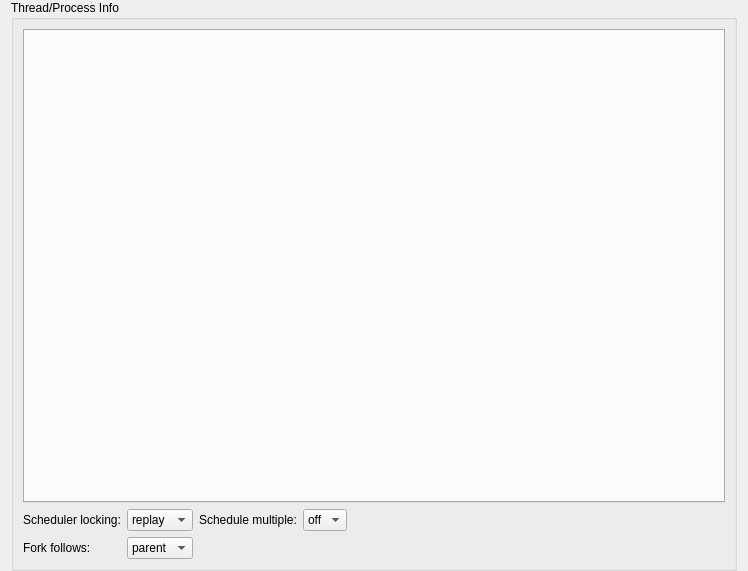
First picture: the form in src/SeerThreadManagerWidget.ui, repository epasveer/seer, before the edit.
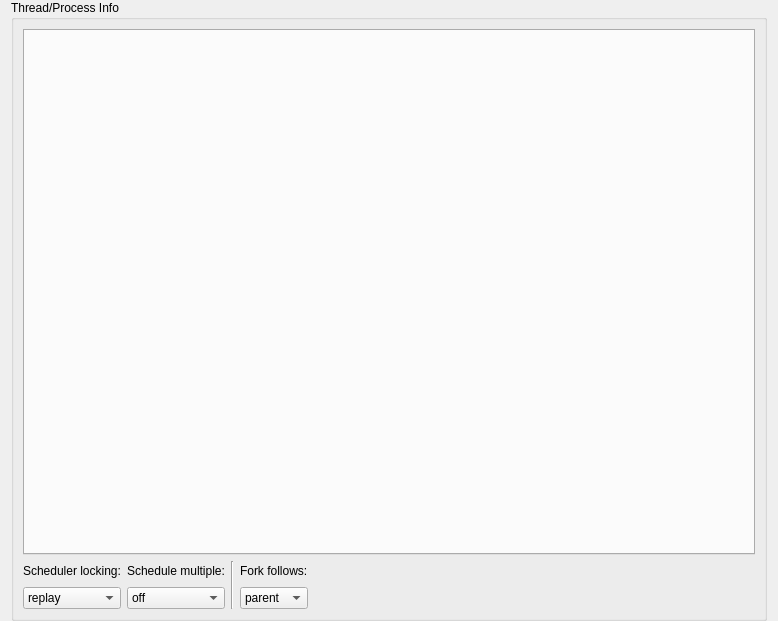
Second picture: the form after the edit. Custom widgets are drawn as their Qt base class.

Commit message: Tweaked UI for thread browser.

What changed in the file:
```diff
--- a/src/SeerThreadManagerWidget.ui
+++ b/src/SeerThreadManagerWidget.ui
@@ -6,8 +6,8 @@
    <rect>
     <x>0</x>
     <y>0</y>
-    <width>748</width>
-    <height>571</height>
+    <width>778</width>
+    <height>621</height>
    </rect>
   </property>
   <property name="windowTitle">
@@ -25,24 +25,59 @@
      <property name="title">
       <string>Thread/Process Info</string>
      </property>
-     <layout class="QVBoxLayout" name="verticalLayout">
-      <item>
+     <layout class="QGridLayout" name="gridLayout">
+      <item row="0" column="0" colspan="5">
        <widget class="QDetachTabWidget" name="tabWidget">
         <property name="currentIndex">
          <number>-1</number>
         </property>
        </widget>
       </item>
-      <item>
-       <layout class="QGridLayout" name="gridLayout">
-        <item row="0" column="0">
+      <item row="1" column="0">
          <widget class="QLabel" name="schedulerLockingLabel">
           <property name="text">
            <string>Scheduler locking:</string>
           </property>
          </widget>
         </item>
-        <item row="0" column="1">
+      <item row="1" column="1">
+       <widget class="QLabel" name="scheduleMultipleLabel">
+        <property name="toolTip">
+         <string/>
+        </property>
+        <property name="text">
+         <string>Schedule multiple:</string>
+        </property>
+       </widget>
+      </item>
+      <item row="1" column="2" rowspan="2">
+       <widget class="Line" name="line">
+        <property name="orientation">
+         <enum>Qt::Vertical</enum>
+        </property>
+       </widget>
+      </item>
+      <item row="1" column="3">
+       <widget class="QLabel" name="forkFollowsLabel">
+        <property name="text">
+         <string>Fork follows:</string>
+        </property>
+       </widget>
+      </item>
+      <item row="1" column="4">
+       <spacer name="horizontalSpacer_1">
+        <property name="orientation">
+         <enum>Qt::Horizontal</enum>
+        </property>
+        <property name="sizeHint" stdset="0">
+         <size>
+          <width>402</width>
+          <height>20</height>
+         </size>
+        </property>
+       </spacer>
+      </item>
+      <item row="2" column="0">
          <widget class="QComboBox" name="schedulerLockingComboBox">
           <property name="toolTip">
            <string>Set the scheduler locking mode.</string>
@@ -69,17 +104,7 @@
           </item>
          </widget>
         </item>
-        <item row="0" column="2">
-         <widget class="QLabel" name="scheduleMultipleLabel">
-          <property name="toolTip">
-           <string/>
-          </property>
-          <property name="text">
-           <string>Schedule multiple:</string>
-          </property>
-         </widget>
-        </item>
-        <item row="0" column="3">
+      <item row="2" column="1">
          <widget class="QComboBox" name="scheduleMultipleComboBox">
           <property name="toolTip">
            <string>Set the mode for allowing threads of multiple processes to be resumed when an execution command is issued.</string>
@@ -96,27 +121,7 @@
           </item>
          </widget>
         </item>
-        <item row="0" column="4">
-         <spacer name="horizontalSpacer_1">
-          <property name="orientation">
-           <enum>Qt::Horizontal</enum>
-          </property>
-          <property name="sizeHint" stdset="0">
-           <size>
-            <width>288</width>
-            <height>20</height>
-           </size>
-          </property>
-         </spacer>
-        </item>
-        <item row="1" column="0">
-         <widget class="QLabel" name="forkFollowsLabel">
-          <property name="text">
-           <string>Fork follows:</string>
-          </property>
-         </widget>
-        </item>
-        <item row="1" column="1">
+      <item row="2" column="3">
          <widget class="QComboBox" name="forkFollowsComboBox">
           <property name="toolTip">
            <string>Set the debugger response to a program call of fork or vfork.</string>
@@ -138,20 +143,18 @@
           </item>
          </widget>
         </item>
-        <item row="1" column="2" colspan="3">
+      <item row="2" column="4">
          <spacer name="horizontalSpacer_2">
           <property name="orientation">
            <enum>Qt::Horizontal</enum>
           </property>
           <property name="sizeHint" stdset="0">
            <size>
-            <width>508</width>
+          <width>402</width>
             <height>20</height>
            </size>
           </property>
          </spacer>
-        </item>
-       </layout>
       </item>
      </layout>
     </widget>
```
Lines whose indentation alone changed are shown as unchanged.
